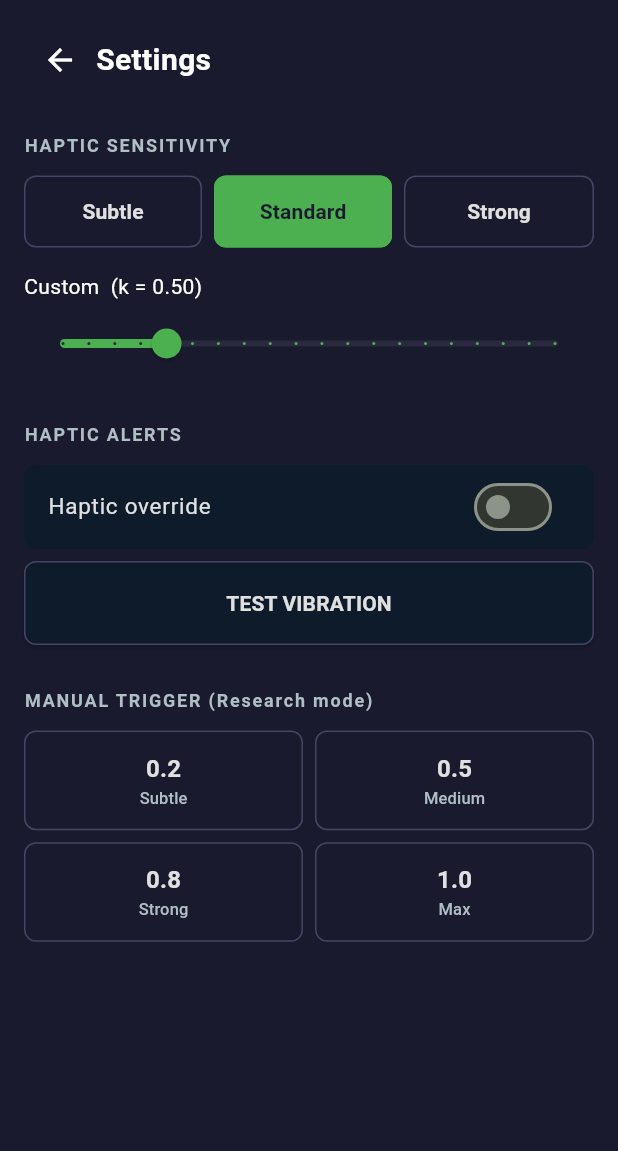
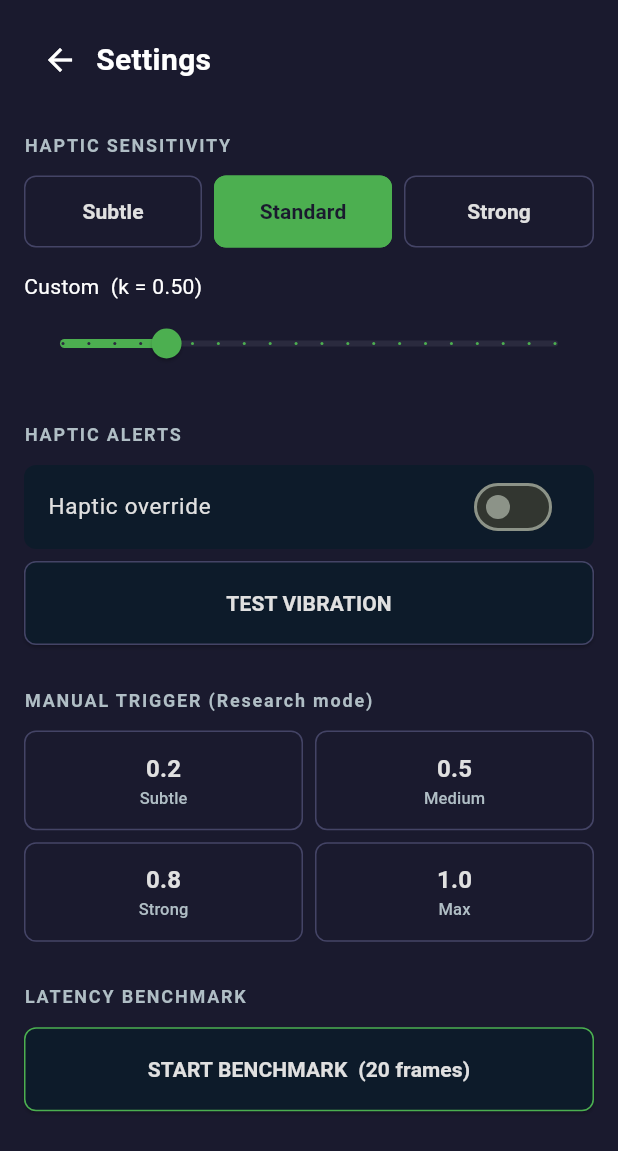
Before and after one commit to AndrianMg/HapticWay, a Flutter app: the SettingsScreen screen opened directly, on a phone screen of 412 x 824 dp. Shown: the top 1151 px of the screen. Run offline on Flutter 3.47's test engine with Material 3 defaults, Android fonts, the light colour scheme and no system bars; our stand-ins replace camera, permission_handler, shared_preferences, vibration; missing offline and left inert: tflite_flutter; accounts and stored records are empty.

Commit message:
feat(§5.5): latency benchmarking harness — P50/P95/P99 CSV report
- Camera isolate now measures preprocess and inference time per frame
  using Stopwatch and sends {detections, preprocess_ms, infer_ms} Map
  instead of bare List, so timing is available on the main isolate.

- BenchmarkRunner accumulates 20 TimingData samples then calls
  ReportWriter.writeCsv() which writes raw runs + P50/P95/P99 summary
  to getApplicationDocumentsDirectory()/hapticway_bench_<ts>.csv.

- Settings screen: START BENCHMARK button sets kPrefKeyBenchmarkPending
  in SharedPreferences and pops back to home. HomeScreen detects the
  flag in _loadPrefs(), starts the runner, and shows a SnackBar with
  the CSV path when collection completes.

```diff
--- a/lib/core/constants.dart
+++ b/lib/core/constants.dart
@@ -7,6 +7,7 @@
 const String kPrefKeyHapticK = 'haptic_k';
 const String kPrefKeyOverride = 'haptic_override';
 const String kPrefKeyOnboardingComplete = 'onboarding_complete';
+const String kPrefKeyBenchmarkPending = 'benchmark_pending';
 
 const Duration kAnnouncementThrottle = Duration(milliseconds: 1500);
 const int kMaxConsecutiveFailedFrames = 3;
--- a/lib/ui/home_screen.dart
+++ b/lib/ui/home_screen.dart
@@ -5,6 +5,8 @@
 import 'package:flutter/material.dart';
 import 'package:shared_preferences/shared_preferences.dart';
 
+import '../benchmark/benchmark_runner.dart';
+import '../benchmark/timing_data.dart';
 import '../core/constants.dart';
 import '../haptics/haptic_engine.dart';
 import '../inference/camera_isolate.dart';
@@ -37,6 +39,10 @@
   String? _stableLabel;
   int _stableCount = 0;
 
+  // ── Benchmark ──────────────────────────────────────────────────────────────
+  final _benchmark = BenchmarkRunner();
+  StreamSubscription<TimingData>? _timingSub;
+
   @override
   void initState() {
     super.initState();
@@ -51,6 +57,10 @@
       _hapticOverride = prefs.getBool(kPrefKeyOverride) ?? false;
       _hapticK = prefs.getDouble(kPrefKeyHapticK) ?? kHapticConstantK;
     });
+    if (prefs.getBool(kPrefKeyBenchmarkPending) ?? false) {
+      await prefs.remove(kPrefKeyBenchmarkPending);
+      _benchmark.start(onComplete: _onBenchmarkComplete);
+    }
   }
 
   Future<void> _initCamera() async {
@@ -78,6 +88,7 @@
       await _isolate!.start();
 
       _detSub = _isolate!.detections.listen(_onDetections);
+      _timingSub = _isolate!.timing.listen(_benchmark.addSample);
       await _camCtrl!.startImageStream(_onFrame);
 
       _setStatus('Scanning…');
@@ -152,8 +163,19 @@
     ).then((_) => _loadPrefs()); // reload k after returning
   }
 
+  void _onBenchmarkComplete(String path) {
+    if (!mounted) return;
+    ScaffoldMessenger.of(context).showSnackBar(
+      SnackBar(
+        content: Text('Benchmark saved: $path'),
+        duration: const Duration(seconds: 6),
+      ),
+    );
+  }
+
   @override
   void dispose() {
+    _timingSub?.cancel();
     _detSub?.cancel();
     _isolate?.stop();
     _camCtrl?.dispose();
--- a/lib/ui/settings_screen.dart
+++ b/lib/ui/settings_screen.dart
@@ -110,6 +110,10 @@
               _sectionHeading('MANUAL TRIGGER (Research mode)'),
               const SizedBox(height: 12),
               _buildWoZButtons(),
+              const SizedBox(height: 28),
+              _sectionHeading('LATENCY BENCHMARK'),
+              const SizedBox(height: 12),
+              _buildBenchmarkButton(),
               const SizedBox(height: 24),
             ],
           ),
@@ -365,6 +369,42 @@
       }),
     );
   }
+
+  Widget _buildBenchmarkButton() {
+    return FocusTraversalOrder(
+      order: const NumericFocusOrder(13),
+      child: Semantics(
+        label: 'Start latency benchmark. Collects 20 frames then saves a CSV report.',
+        button: true,
+        excludeSemantics: true,
+        child: SizedBox(
+          width: double.infinity,
+          height: 56,
+          child: ElevatedButton(
+            onPressed: _startBenchmark,
+            style: ElevatedButton.styleFrom(
+              backgroundColor: const Color(0xFF0D1B2A),
+              foregroundColor: const Color(0xFFE0E0E0),
+              side: const BorderSide(color: Color(0xFF4CAF50)),
+              shape: RoundedRectangleBorder(
+                borderRadius: BorderRadius.circular(8),
+              ),
+            ),
+            child: const Text(
+              'START BENCHMARK  (20 frames)',
+              style: TextStyle(fontWeight: FontWeight.bold),
+            ),
+          ),
+        ),
+      ),
+    );
+  }
+
+  Future<void> _startBenchmark() async {
+    final prefs = await SharedPreferences.getInstance();
+    await prefs.setBool(kPrefKeyBenchmarkPending, true);
+    if (mounted) Navigator.pop(context);
+  }
 }
 
 class _Preset {
```
Also changed, not shown: lib/benchmark/benchmark_runner.dart (added, +29 -0 lines), lib/benchmark/report_writer.dart (added, +39 -0 lines), lib/benchmark/timing_data.dart (added, +7 -0 lines), lib/inference/camera_isolate.dart (+26 -5 lines).
